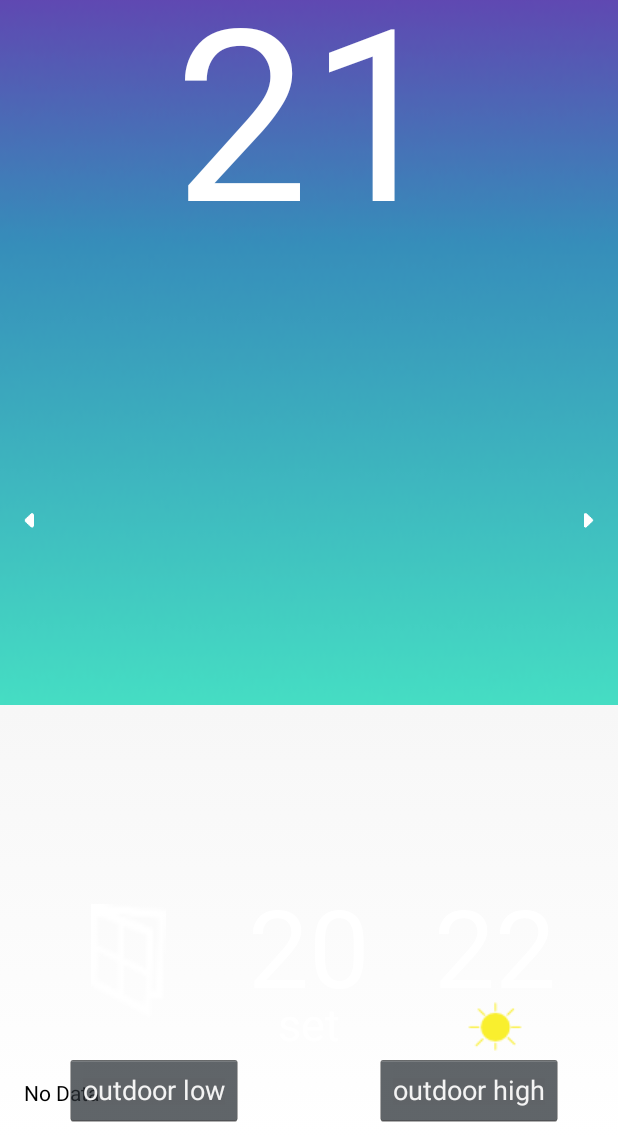
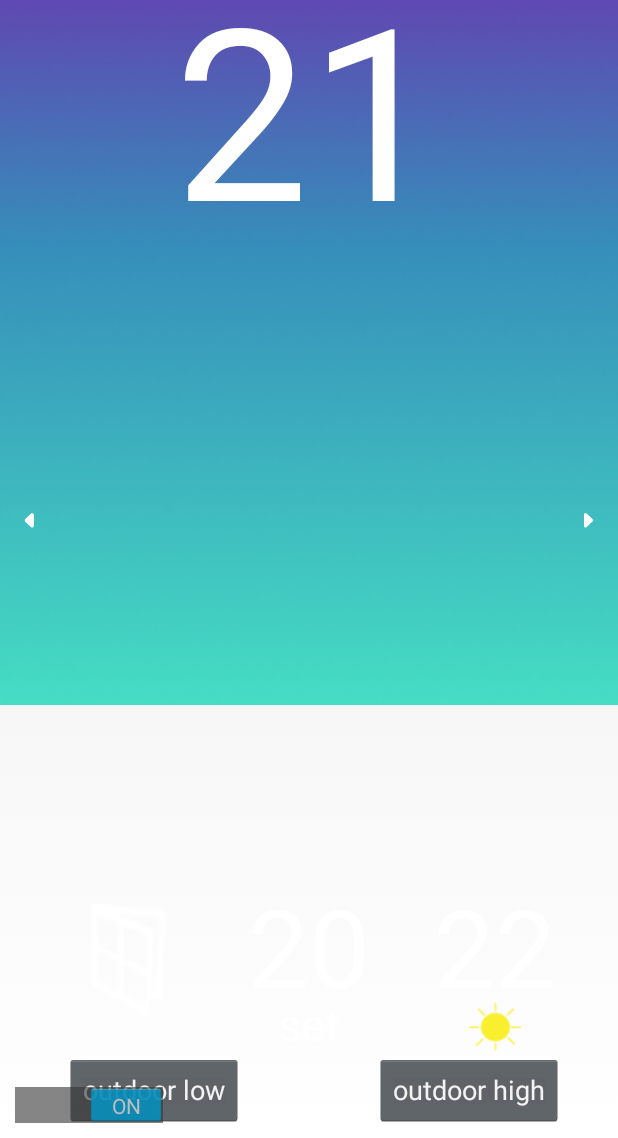
Before and after one commit to idd-fall17/team-aurai, an Android app: the screen it shows after launch (HomeActivity), after a tap on "Close", on a phone screen of 412 x 824 dp, the part 98-1236 px from its top. Run offline under Robolectric (Android 15) with nearby library versions, the phone set to English and light mode, and no system bars; our stand-ins replace Volley.

```diff
--- a/picoproapp/src/main/java/com/example/androidthings/aurai/HomeActivity.java
+++ b/picoproapp/src/main/java/com/example/androidthings/aurai/HomeActivity.java
@@ -31,9 +31,11 @@ import android.util.Log;
 import android.view.View;
 import android.view.ViewGroup;
 import android.widget.Button;
+import android.widget.CompoundButton;
 import android.widget.ImageButton;
 import android.widget.ImageView;
 import android.widget.SeekBar;
+import android.widget.Switch;
 import android.widget.TextView;
 
 import com.android.volley.Request;
@@ -84,6 +86,16 @@ public class HomeActivity extends Activity {
     Handler handler = new Handler();
     int delay = 15000; //milliseconds
 
+    //handler runnable
+    Runnable r = new Runnable() {
+        public void run(){
+            getSensorData();
+            getWeatherData();
+            windowControl();
+            handler.postDelayed(this, delay);
+        }
+    };
+
     //setup broadcast receiver to tell when bluetooth connection is gained and lost
     //this will then be used to change the bluetooth icon color
     private BroadcastReceiver mMessageReceiver = new BroadcastReceiver() {
@@ -122,12 +134,12 @@ public class HomeActivity extends Activity {
         setContentView(R.layout.homelayout);
         getWindow().setLayout(ViewGroup.LayoutParams.MATCH_PARENT, ViewGroup.LayoutParams.MATCH_PARENT);
 
-        DisplayMetrics dm = new DisplayMetrics();
-        getWindowManager().getDefaultDisplay().getMetrics(dm);
+//        DisplayMetrics dm = new DisplayMetrics();
+//        getWindowManager().getDefaultDisplay().getMetrics(dm);
 
-        Log.d(TAG, "Display height in pixels: "+ dm.heightPixels);
-        Log.d(TAG, "Display width in pixels: "+ dm.widthPixels);
-        Log.d(TAG, "Display density in dpi: "+ dm.densityDpi);
+//        Log.d(TAG, "Display height in pixels: "+ dm.heightPixels);
+//        Log.d(TAG, "Display width in pixels: "+ dm.widthPixels);
+//        Log.d(TAG, "Display density in dpi: "+ dm.densityDpi);
 
 
         //register to receive messages
@@ -160,7 +172,7 @@ public class HomeActivity extends Activity {
 
         //setup buttons onclick listeners
         setupButtons();
-
+        setupSwitch();
 
         //TODO: call to server to get stored setpoint temperature for the room and load it into the button text
 
@@ -330,14 +342,11 @@ public class HomeActivity extends Activity {
             @Override
             public void onClick(View view) {
 //
-                handler.postDelayed(new Runnable(){
-                    public void run(){
-                        getSensorData();
-                        getWeatherData();
-                        windowControl();
-                        handler.postDelayed(this, delay);
-                    }
-                }, delay);
+                handler.postDelayed(r, delay);
+                Switch s = findViewById(R.id.handlerSwitch);
+                //turn switch on programatically
+                s.setChecked(true);
+
 //                RequestQueue queue = Volley.newRequestQueue(HomeActivity.this);
 //                String url ="http://aurai-web.herokuapp.com/api/sensorreading/0x0229/?format=json";
 //
@@ -625,8 +634,8 @@ public class HomeActivity extends Activity {
             @Override
             public void onErrorResponse(VolleyError error) {
                 Log.e( TAG ,error.toString());
-                TextView tv = findViewById(R.id.sensor_data_text);
-                tv.setText("That didn't work!");
+                //TextView tv = findViewById(R.id.sensor_data_text);
+                //tv.setText("That didn't work!");
             }
 
         });
@@ -855,8 +864,8 @@ public class HomeActivity extends Activity {
             public void onStopTrackingTouch(SeekBar seekBar) {
                 //TODO: uncomment line below
                 //send bluetooth characteristic
-                //writeCharacteristic(Constants.seekBarSetPoint);
-
+                writeCharacteristic(Constants.seekBarSetPoint);
+                writeWindowSetpoint(Constants.seekBarSetPoint);
 
 
 
@@ -877,6 +886,26 @@ public class HomeActivity extends Activity {
         seekBarPercent.setVisibility(View.INVISIBLE);
     }
 
+    /**
+     * Sets up the switch to turn the handler on and off
+     */
+    public void setupSwitch() {
+        Switch s = findViewById(R.id.handlerSwitch);
+
+        s.setOnCheckedChangeListener(new CompoundButton.OnCheckedChangeListener() {
+            @Override
+            public void onCheckedChanged(CompoundButton compoundButton, boolean b) {
+                Log.d(TAG, "state changed to: " + Boolean.toString(b));
+
+                if (b == true) {
+                    handler.postDelayed(r, delay);
+                }
+                else {
+                    handler.removeCallbacks(r);
+                }
+            }
+        });
+    }
 
 
 
--- a/picoproapp/src/main/res/layout/homelayout.xml
+++ b/picoproapp/src/main/res/layout/homelayout.xml
@@ -62,19 +62,6 @@
         android:text="Sensor Data"
         app:layout_constraintStart_toStartOf="parent"
         app:layout_constraintTop_toTopOf="parent" />
-
-    <TextView
-        android:id="@+id/sensor_data_text"
-        android:layout_width="559dp"
-        android:layout_height="25dp"
-        android:layout_marginBottom="8dp"
-        android:layout_marginStart="16dp"
-        android:layout_marginTop="8dp"
-        android:text="No Data"
-        android:textColor="@android:color/background_dark"
-        app:layout_constraintBottom_toBottomOf="parent"
-        app:layout_constraintStart_toStartOf="parent"
-        app:layout_constraintTop_toBottomOf="@+id/setLabelRoom" />
 
     <TextView
         android:id="@+id/roomTempHome"
@@ -273,4 +260,13 @@
         app:layout_constraintBottom_toBottomOf="parent"
         app:layout_constraintEnd_toEndOf="parent" />
 
+    <Switch
+        android:id="@+id/handlerSwitch"
+        android:layout_width="wrap_content"
+        android:layout_height="wrap_content"
+        android:layout_marginBottom="8dp"
+        android:layout_marginStart="8dp"
+        app:layout_constraintBottom_toBottomOf="parent"
+        app:layout_constraintStart_toStartOf="parent" />
+
 </android.support.constraint.ConstraintLayout>
```
